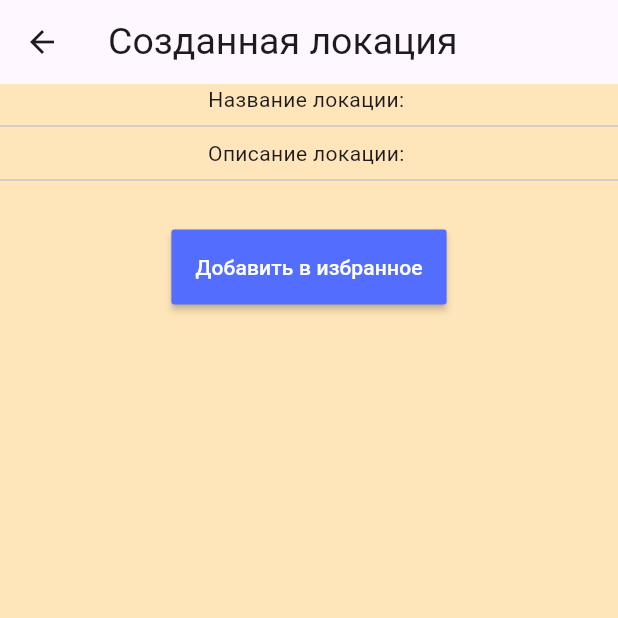
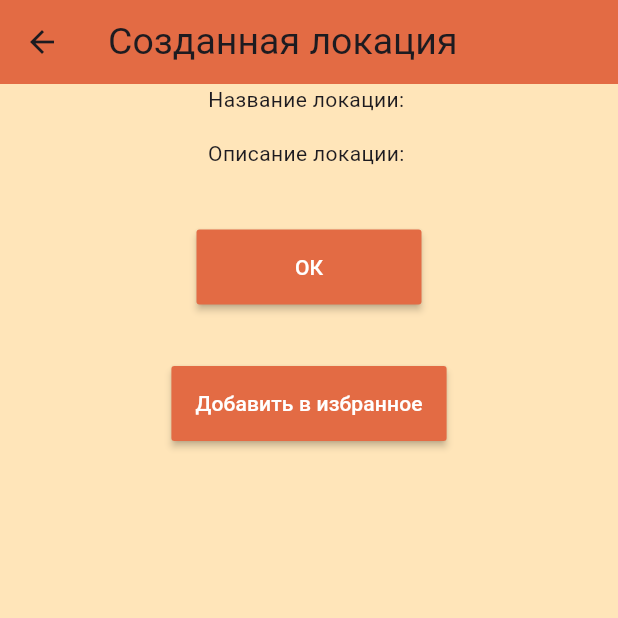
Before and after one commit to NikitaKolpakov27/flutter_app, a Flutter app: the LocView screen opened directly with empty values, on a phone screen of 412 x 824 dp, the top half of it. Run offline on Flutter 3.47's test engine with Material 3 defaults, Android fonts, the phone set to English and light mode, and no system bars; our stand-ins replace cloud_firestore, dropdown_search, firebase_core; accounts and stored records are empty.

Commit message:
Edit stories and locations (add to DB)

```diff
--- a/lib/adding/add_entity.dart
+++ b/lib/adding/add_entity.dart
@@ -318,7 +318,7 @@ class _AddMenu extends State<AddMenu> {
                       Navigator.push(
                         context,
                         MaterialPageRoute(
-                          builder: (context) => CreateNewNote(_name),
+                          builder: (context) => CreateNewNote(),
                         ),
                       );
                     },
--- a/lib/character/new_character.dart
+++ b/lib/character/new_character.dart
@@ -232,7 +232,7 @@ class _CreateNewCharacter extends State<NewCharacter> {
                     child: DropdownButton(
                       value: selectedTemper,
                       items: dropdownTempers,
-                      onChanged: (String? val){
+                      onChanged: (String? val) {
                         setState(() {
                           selectedTemper = val!;
                         });
@@ -311,7 +311,6 @@ class _CreateNewCharacter extends State<NewCharacter> {
     hideKeyboard();
     _personality = Personality(_persID, selectedMBTI, selectedTemper);
 
-    // var chars = await getAllChars();
     var chars = FirebaseFirestore.instance.collection('perses');
     var charsAsync = await chars.get();
 
@@ -431,7 +430,7 @@ class CharacterView extends StatelessWidget {
               Flexible(
                 child: Text(
                   ' $_persLastName',
-                  style: TextStyle(fontSize: 24.0),
+                  style: const TextStyle(fontSize: 24.0),
                 ),
               ),
             ],
--- a/lib/locations/new_location.dart
+++ b/lib/locations/new_location.dart
@@ -1,5 +1,7 @@
+import 'package:cloud_firestore/cloud_firestore.dart';
 import 'package:flutter/material.dart';
 import 'package:flutter/services.dart';
+import 'package:test_flutter/adding/add_entity.dart';
 import '../favorite/new_favorite.dart';
 
 class NewLocation extends StatefulWidget {
@@ -139,13 +141,26 @@ class _CreateNewLocation extends State<NewLocation> {
     }
   }
 
-  void performLocation() {
+  void performLocation() async {
     hideKeyboard();
+
+    var locations = FirebaseFirestore.instance.collection('locations');
+    var locationsAsync = await locations.get();
+
+    _locationID = locationsAsync.docs.length;
+
+    FirebaseFirestore.instance.collection('locations').add(
+        {
+          'id': _locationID,
+          'location_name': _locationName,
+          'description': _description
+        }
+    );
+
     Navigator.push(
         _context,
         MaterialPageRoute(
-            // builder: (context) => LocationView(_locationID, _isFavorite, _locationName, _description)));
-            builder: (context) => LocView(_locationID, _locationName, _isFavorite,  _description)));
+            builder: (context) => LocView(_locationID, _locationName, _isFavorite, _description)));
   }
 
   void hideKeyboard() {
@@ -154,8 +169,6 @@ class _CreateNewLocation extends State<NewLocation> {
 }
 
 class LocView extends StatefulWidget {
-  // final int locID;
-  // const LocView({Key? key, required this.locID}) : super(key: key);
 
   late int _locationID;
   late String _locationName;
@@ -174,6 +187,8 @@ class LocView extends StatefulWidget {
 }
 
 class LocationView extends State<LocView> {
+  static const Color primaryColor = Color(0xffe36b44);
+  static const Color backColor =  Color(0xffffe5b9);
 
   // Location properties
   late int _locationID = widget._locationID;
@@ -184,8 +199,9 @@ class LocationView extends State<LocView> {
   @override
   Widget build(BuildContext context) {
     return Scaffold(
-        backgroundColor: const Color(0xffffe5b9),
+        backgroundColor: backColor,
         appBar: AppBar(
+          backgroundColor: primaryColor,
           title: const Text(
               "Созданная локация",
               style: TextStyle(fontSize: 25.0),
@@ -195,14 +211,48 @@ class LocationView extends State<LocView> {
         body: Column(
           children: [
             Text('Название локации: $_locationName'),
-            const Divider(),
+            const Divider(
+              indent: double.infinity,
+            ),
             Text('Описание локации: $_description'),
-            const Divider(),
+            const Divider(
+              indent: double.infinity,
+            ),
 
             Padding(
               padding: const EdgeInsets.only(top: 25.0),
               child: MaterialButton(
-                color: Colors.indigoAccent,
+                color: primaryColor,
+                height: 50.0,
+                minWidth: 150.0,
+                onPressed: () {
+                  Navigator.push(
+                    context,
+                    MaterialPageRoute(
+                      builder: (context) => const AddMenu(),
+                    ),
+                  );
+                  setState(() {
+                    _isFavorite = true;
+                  });
+                },
+                child: const Text(
+                  "ОК",
+                  style: TextStyle(
+                      color: Colors.white
+                  ),
+                ),
+              ),
+            ),
+
+            const Divider(
+              indent: double.infinity,
+            ),
+
+            Padding(
+              padding: const EdgeInsets.only(top: 25.0),
+              child: MaterialButton(
+                color: primaryColor,
                 height: 50.0,
                 minWidth: 150.0,
                 onPressed: () {
--- a/lib/notes/new_note.dart
+++ b/lib/notes/new_note.dart
@@ -4,16 +4,14 @@ import 'package:flutter/services.dart';
 class CreateNewNote extends StatelessWidget {
   final formKeyNote = GlobalKey<FormState>();
   late BuildContext _context;
-  late String _name = '';
 
   // Location's properties
   late int _noteID = 0;
   late String _noteTitle = '';
   late String _noteText = '';
 
-  CreateNewNote(String name) {
-    _name = name;
-  }
+  Color primaryColor = const Color(0xffe36b44);
+  Color backColor = const Color(0xffffe5b9);
 
   @override
   Widget build(BuildContext context) {
--- a/pubspec.yaml
+++ b/pubspec.yaml
@@ -28,6 +28,7 @@ environment:
 # the latest version available on pub.dev. To see which dependencies have newer
 # versions available, run `flutter pub outdated`.
 dependencies:
+  dropdown_search: ^5.0.6
   cloud_firestore:
   firebase_core:
   flutter:
```
Also changed, not shown: lib/character/perses_fire.dart (+1 -6 lines), lib/story/new_story.dart (+93 -36 lines), pubspec.lock.
